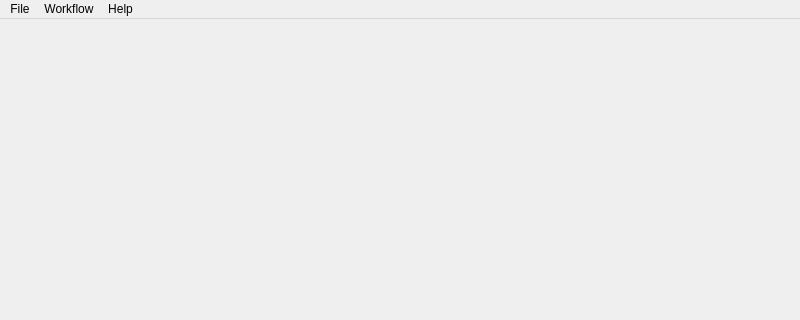
Before: the Qt Designer form mantidimaging/gui/ui/main_window.ui in mantidproject/mantidimaging, drawn with Qt 5; both pictures show x 0 to 800 and y 0 to 320 of the 800 by 600 pixel window.
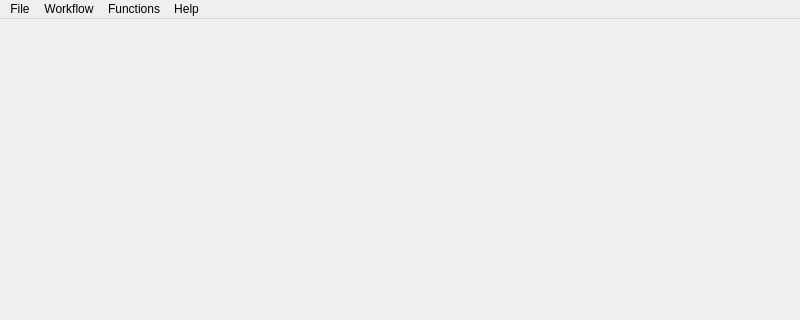
After: the same form once the commit is applied. Icons and pictures are not drawn.

Commit message:
Adds a `functions` menu and compare action in it
- Adds a new presenter for the `StackChoiceView`, which only shows the view,
and makes sure it looks as expected (no buttons for choosing, freeing on close
- Adds a `parent` parameter to `StackChoiceView`, and updates previous call sites
to pass in the parent
- Adds some typing hints into the `StackChoicePresenter` and `StackChoiceView`

What changed in the file:
```diff
--- a/mantidimaging/gui/ui/main_window.ui
+++ b/mantidimaging/gui/ui/main_window.ui
@@ -54,8 +54,15 @@
     <addaction name="actionAbout"/>
     <addaction name="actionDebug_Me"/>
    </widget>
+   <widget class="QMenu" name="menuFunctions">
+    <property name="title">
+     <string>Functions</string>
+    </property>
+    <addaction name="actionCompareImages"/>
+   </widget>
    <addaction name="menuFile"/>
    <addaction name="menuWorkflow"/>
+   <addaction name="menuFunctions"/>
    <addaction name="menuHelp"/>
   </widget>
   <action name="actionLoad">
```
Left out of the diff: 10 changed lines with no effect on the pictures. The commit also changes 5 other files.
